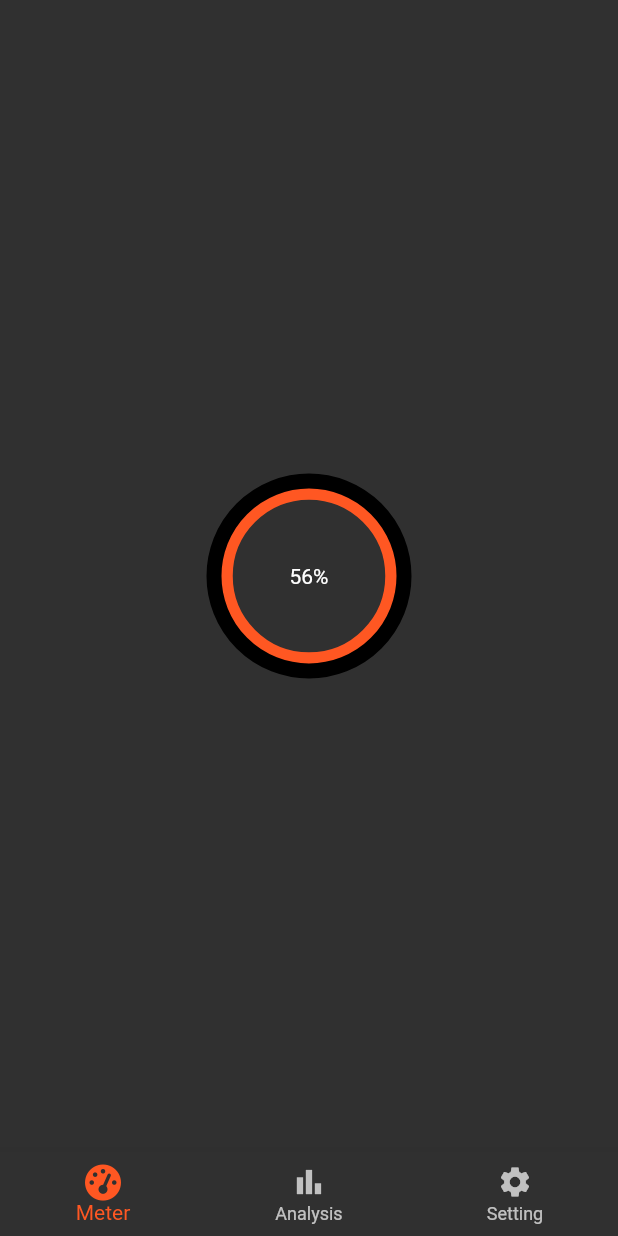
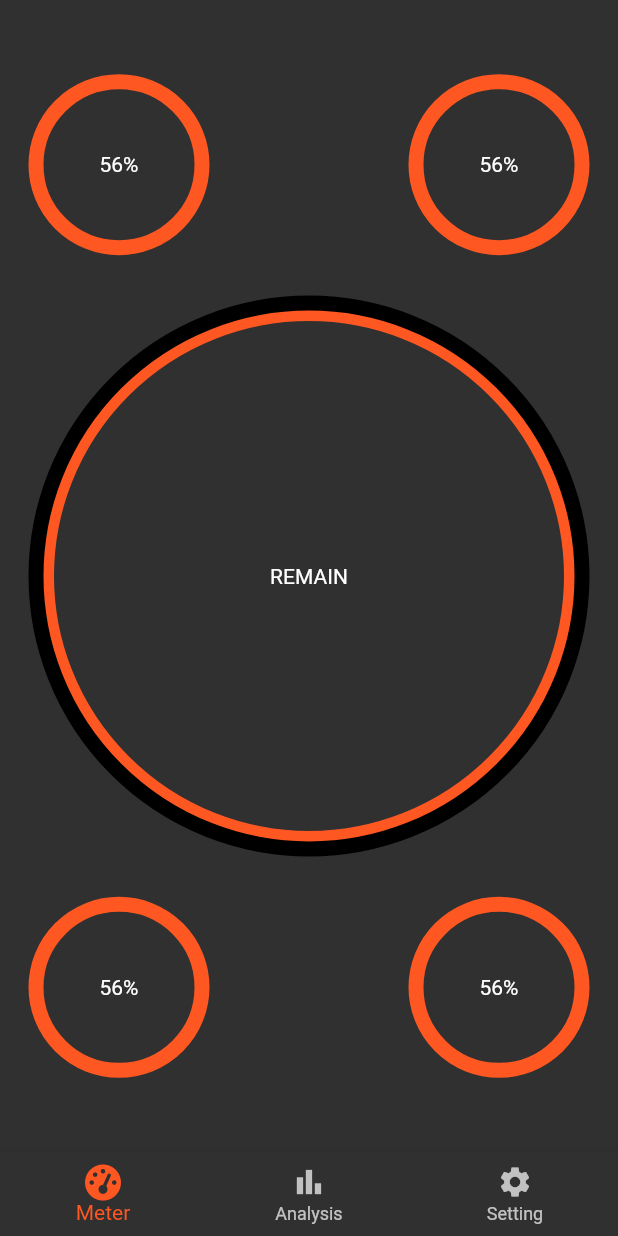
Before and after one commit to kolbe-ryo/budget_scouter, a Flutter app: the screen it shows after launch, on a phone screen of 412 x 824 dp. Run offline on Flutter 3.47's test engine with Material 2 defaults, Android fonts, the phone set to English and light mode, and no system bars; drawn by our look-alikes of pie_chart; our stand-ins replace flutter_riverpod, font_awesome_flutter, freezed_annotation, shared_preferences.

Commit message:
adjust alignment

```diff
--- a/lib/enum/meter_radius_enum.dart
+++ b/lib/enum/meter_radius_enum.dart
@@ -21,4 +21,17 @@ extension MeterRadiusEnumExt on MeterRadiusEnum {
         return constraints.maxWidth;
     }
   }
+
+  double constraints(BoxConstraints constraints) {
+    switch (this) {
+      case MeterRadiusEnum.smallInner:
+        return constraints.maxWidth / 3;
+      case MeterRadiusEnum.smallOuter:
+        return constraints.maxWidth / 3;
+      case MeterRadiusEnum.largeInner:
+        return constraints.maxWidth;
+      case MeterRadiusEnum.largeOuter:
+        return constraints.maxWidth;
+    }
+  }
 }
--- a/lib/view/money_meter/meter_widget.dart
+++ b/lib/view/money_meter/meter_widget.dart
@@ -22,10 +22,15 @@ class MeterWidget extends StatelessWidget {
 
   @override
   Widget build(BuildContext context) {
-    return LayoutBuilder(builder: (context, constraints) {
-      return PieChart(
+    return LayoutBuilder(builder: (context, _constraints) {
+      return ConstrainedBox(
+        constraints: BoxConstraints(
+          maxHeight: meterRadius.constraints(_constraints),
+          maxWidth: meterRadius.constraints(_constraints),
+        ),
+        child: PieChart(
           baseChartColor: inOutCircle.color(),
-        chartRadius: meterRadius.radius(constraints),
+          chartRadius: meterRadius.radius(_constraints),
           chartType: ChartType.ring,
           chartValuesOptions: const ChartValuesOptions(showChartValues: false),
           colorList: const [Colors.black],
@@ -34,6 +39,7 @@ class MeterWidget extends StatelessWidget {
           legendOptions: const LegendOptions(showLegends: false),
           ringStrokeWidth: 10,
           totalValue: 100,
+        ),
       );
     });
   }
--- a/lib/view/money_meter/money_meter_abstract.dart
+++ b/lib/view/money_meter/money_meter_abstract.dart
@@ -16,9 +16,10 @@ abstract class MoneyMeterAbstract extends ConsumerWidget {
   @override
   Widget build(BuildContext context, WidgetRef ref) {
     return Stack(
+      alignment: Alignment.center,
       children: [
-        ...(meterWidgets().map((widget) => Center(child: widget))),
-        Center(child: innerTextWidget()),
+        ...(meterWidgets().map((widget) => widget)),
+        innerTextWidget(),
       ],
     );
   }
--- /dev/null
+++ b/lib/view/money_meter/money_meter_large.dart
@@ -0,0 +1,25 @@
+// Flutter imports:
+import 'package:flutter/material.dart';
+
+// Project imports:
+import '../../enum/meter_in_out_enum.dart';
+import '../../enum/meter_radius_enum.dart';
+import 'meter_widget.dart';
+import 'money_meter_abstract.dart';
+
+class MoneyMeterLarge extends MoneyMeterAbstract {
+  const MoneyMeterLarge({Key? key}) : super(key: key);
+
+  @override
+  Widget innerTextWidget() {
+    return Text('REMAIN');
+  }
+
+  @override
+  List<MeterWidget> meterWidgets() {
+    return [
+      const MeterWidget(inOutCircle: MeterInOutEnum.outer, meterRadius: MeterRadiusEnum.largeInner),
+      const MeterWidget(inOutCircle: MeterInOutEnum.inner, meterRadius: MeterRadiusEnum.largeOuter),
+    ];
+  }
+}
--- a/lib/view/money_meter/small_money_meter.dart
+++ b/lib/view/money_meter/money_meter_small.dart
@@ -7,8 +7,8 @@ import '../../enum/meter_radius_enum.dart';
 import 'meter_widget.dart';
 import 'money_meter_abstract.dart';
 
-class SmallMoneyMeter extends MoneyMeterAbstract {
-  const SmallMoneyMeter({Key? key}) : super(key: key);
+class MoneyMeterSmall extends MoneyMeterAbstract {
+  const MoneyMeterSmall({Key? key}) : super(key: key);
 
   @override
   Widget innerTextWidget() {
@@ -19,7 +19,6 @@ class SmallMoneyMeter extends MoneyMeterAbstract {
   List<MeterWidget> meterWidgets() {
     return [
       const MeterWidget(inOutCircle: MeterInOutEnum.outer, meterRadius: MeterRadiusEnum.smallInner),
-      const MeterWidget(inOutCircle: MeterInOutEnum.inner, meterRadius: MeterRadiusEnum.smallOuter),
     ];
   }
 }
--- a/lib/view/page/money_meter_page.dart
+++ b/lib/view/page/money_meter_page.dart
@@ -1,8 +1,9 @@
 // Flutter imports:
+import 'package:budget_scouter/view/money_meter/money_meter_large.dart';
 import 'package:flutter/material.dart';
 
 // Project imports:
-import '../money_meter/small_money_meter.dart';
+import '../money_meter/money_meter_small.dart';
 
 class MoneyMeterPage extends StatelessWidget {
   const MoneyMeterPage({Key? key}) : super(key: key);
@@ -12,10 +13,27 @@ class MoneyMeterPage extends StatelessWidget {
     return Scaffold(
       body: LayoutBuilder(builder: (context, constraints) {
         return Stack(
+          fit: StackFit.loose,
           children: [
             const Align(
+              alignment: Alignment(-1.0, -0.9),
+              child: MoneyMeterSmall(),
+            ),
+            const Align(
+              alignment: Alignment(1.0, -0.9),
+              child: MoneyMeterSmall(),
+            ),
+            const Align(
               alignment: Alignment.center,
-              child: SmallMoneyMeter(),
+              child: MoneyMeterLarge(),
+            ),
+            const Align(
+              alignment: Alignment(-1.0, 0.9),
+              child: MoneyMeterSmall(),
+            ),
+            const Align(
+              alignment: Alignment(1.0, 0.9),
+              child: MoneyMeterSmall(),
             ),
           ],
         );
```
Also changed, not shown: pubspec.lock, 4 other files. Lines whose indentation alone changed are shown as unchanged.
